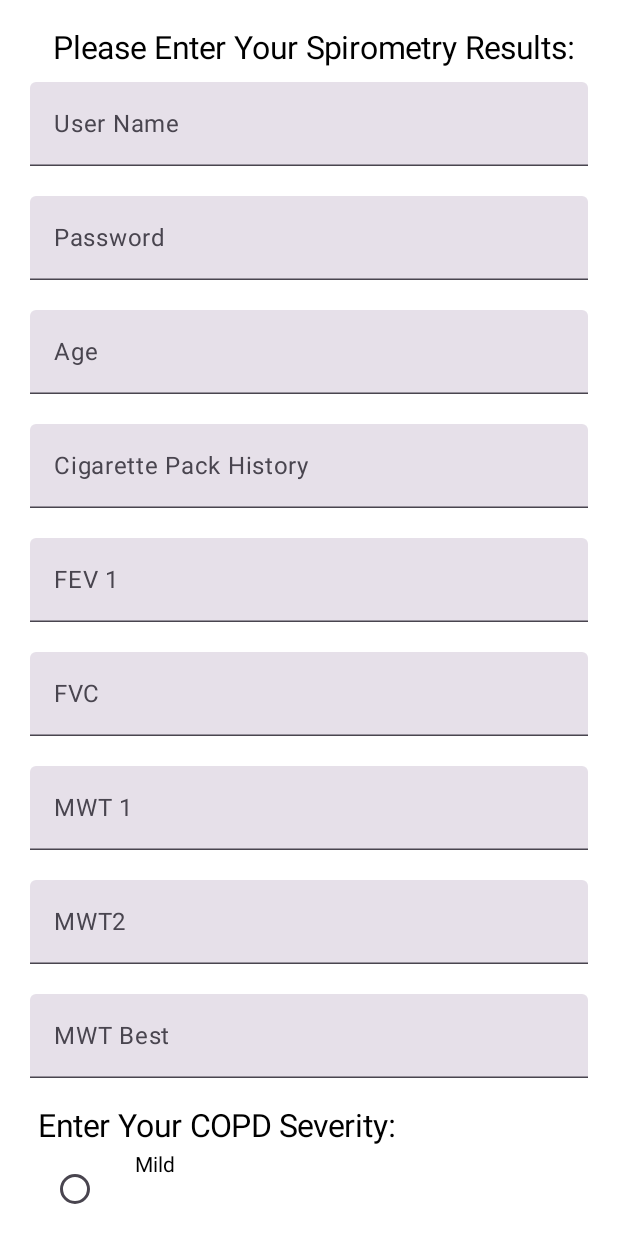
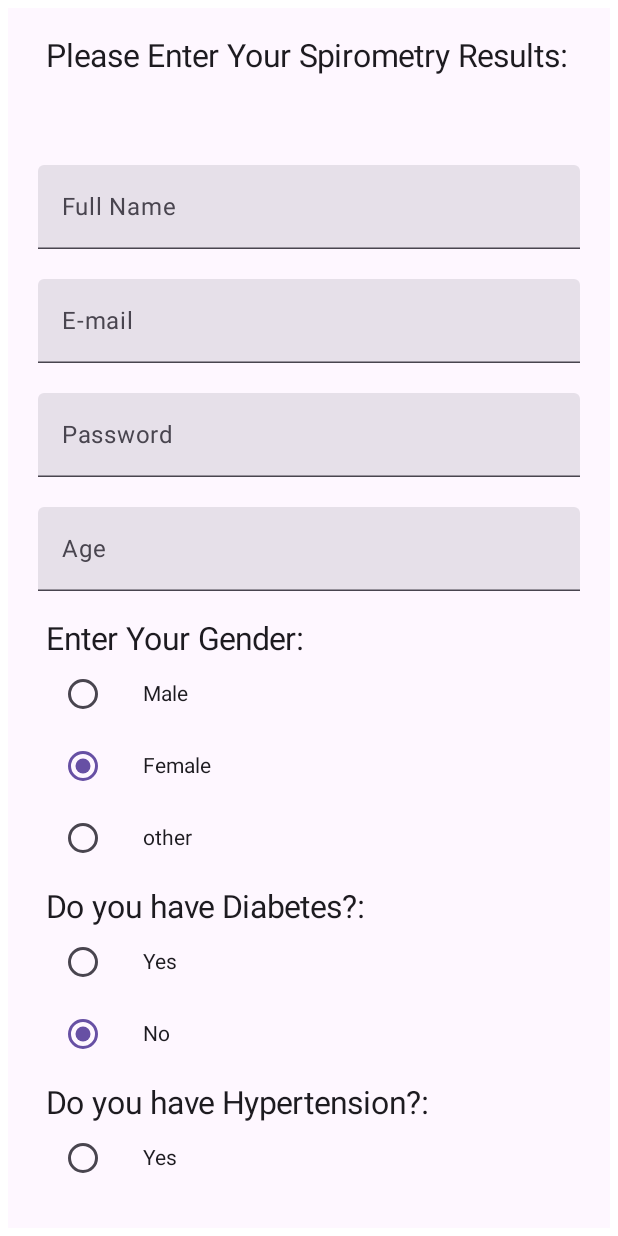
Before and after one commit to ParthJain18/Asthma-COPD-Welfare, an Android app built with Jetpack Compose: the @Preview function Preview, on a phone screen of 412 x 824 dp. Run offline under Robolectric (Android 15) with nearby library versions, the phone set to English and light mode, and no system bars; libraries missing offline, so code that uses them is left out: com.parse.

```diff
--- a/COPDAsthma/app/build.gradle
+++ b/COPDAsthma/app/build.gradle
@@ -67,4 +67,6 @@ dependencies {
     debugImplementation 'androidx.compose.ui:ui-tooling'
     debugImplementation 'androidx.compose.ui:ui-test-manifest'
     implementation "com.github.parse-community.Parse-SDK-Android:parse:4.2.0"
+    implementation 'org.mindrot:jbcrypt:0.4'
+
 }
--- a/COPDAsthma/app/src/main/AndroidManifest.xml
+++ b/COPDAsthma/app/src/main/AndroidManifest.xml
@@ -6,6 +6,7 @@
     <uses-permission android:name="android.permission.INTERNET"/>
 
     <application
+        android:name=".App"
         android:allowBackup="true"
         android:dataExtractionRules="@xml/data_extraction_rules"
         android:fullBackupContent="@xml/backup_rules"
--- a/COPDAsthma/app/src/main/java/com/example/copd_asthma/MainActivity.kt
+++ b/COPDAsthma/app/src/main/java/com/example/copd_asthma/MainActivity.kt
@@ -8,9 +8,11 @@ import androidx.compose.foundation.Image
 import androidx.compose.foundation.layout.Arrangement
 import androidx.compose.foundation.layout.Column
 import androidx.compose.foundation.layout.Row
+import androidx.compose.foundation.layout.Spacer
 import androidx.compose.foundation.layout.fillMaxSize
 import androidx.compose.foundation.layout.fillMaxWidth
 import androidx.compose.foundation.layout.height
+import androidx.compose.foundation.layout.heightIn
 import androidx.compose.foundation.layout.padding
 import androidx.compose.foundation.layout.width
 import androidx.compose.foundation.rememberScrollState
@@ -51,13 +53,6 @@ class MainActivity : ComponentActivity() {
     override fun onCreate(savedInstanceState: Bundle?) {
         super.onCreate(savedInstanceState)
 
-        Parse.initialize(
-            Parse.Configuration.Builder(this)
-                .applicationId(getString(R.string.back4app_app_id))
-                .clientKey(getString(R.string.back4app_client_key))
-                .server(getString(R.string.back4app_server_url))
-                .build());
-
         setContent {
             COPDAsthmaTheme {
                 // A surface container using the 'background' color from the theme
@@ -65,7 +60,7 @@ class MainActivity : ComponentActivity() {
                     modifier = Modifier.fillMaxSize(),
                     color = MaterialTheme.colorScheme.background
                 ) {
-                    MyApp()
+                    AppNavigator()
                 }
             }
         }
@@ -73,7 +68,7 @@ class MainActivity : ComponentActivity() {
 }
 
 @Composable
-fun MyApp() {
+fun AppNavigator() {
     val navController = rememberNavController()
 
     NavHost(navController, startDestination = "StartScreen") {
@@ -103,7 +98,8 @@ fun StartScreen(modifier: Modifier = Modifier, onLogIn: () -> Unit, onSignUp: ()
 
     Column(
 
-        modifier.padding(all = 10.dp)
+        modifier
+            .padding(all = 10.dp)
             .verticalScroll(rememberScrollState()),
         horizontalAlignment = Alignment.CenterHorizontally,
         verticalArrangement = Arrangement.Top,
@@ -149,7 +145,9 @@ fun StartScreen(modifier: Modifier = Modifier, onLogIn: () -> Unit, onSignUp: ()
 
         Button(
             onClick = onLogIn,
-            modifier.padding(top = 30.dp).width(200.dp),
+            modifier
+                .padding(top = 30.dp)
+                .width(200.dp),
             colors = ButtonDefaults.buttonColors(Color(80, 160, 96))
         ) {
             Text(text = "Log In",
@@ -176,7 +174,9 @@ fun StartScreen(modifier: Modifier = Modifier, onLogIn: () -> Unit, onSignUp: ()
 
         Button(
             onClick = onSignUp,
-            modifier.padding(top = 30.dp).width(200.dp),
+            modifier
+                .padding(top = 30.dp)
+                .width(200.dp),
             colors = ButtonDefaults.buttonColors(Color(80, 160, 96))
         ) {
             Text(text = "Sign up",
@@ -198,19 +198,28 @@ fun StartScreen(modifier: Modifier = Modifier, onLogIn: () -> Unit, onSignUp: ()
 fun SignUpScreen(modifier: Modifier = Modifier, onNavigate: () -> Unit) {
 
     var userName by remember { mutableStateOf("") }
+    var email by remember { mutableStateOf("") }
     var userPass by remember { mutableStateOf("") }
-    var age by remember { mutableStateOf("") }
+    var userAge by remember { mutableStateOf("") }
     var packHistory by remember { mutableStateOf("") }
     var fev1 by remember { mutableStateOf("") }
     var fvc by remember { mutableStateOf("") }
     var mwt1 by remember { mutableStateOf("") }
     var mwt2 by remember { mutableStateOf("") }
-    var mwtBest by remember { mutableStateOf("") }
+    var userGender by remember { mutableStateOf("") }
+    var userDiabetes by remember { mutableStateOf("") }
+    var userHypertension by remember { mutableStateOf("") }
 
+
+
+    Surface(
+        modifier = Modifier.padding(5.dp)
+    ) {
 
         Column(
 
-        modifier.padding(all = 10.dp)
+            modifier
+                .padding(all = 10.dp)
                 .verticalScroll(rememberScrollState()),
             horizontalAlignment = Alignment.CenterHorizontally,
             verticalArrangement = Arrangement.Top,
@@ -225,7 +234,10 @@ fun SignUpScreen(modifier: Modifier = Modifier, onNavigate: () -> Unit) {
                     .padding(start = 15.dp, end = 10.dp, top = 10.dp)
                     .fillMaxWidth(),
                 fontSize = 21.sp,
-            textAlign = TextAlign.Center
+                textAlign = TextAlign.Left
+            )
+            Spacer(
+                modifier.heightIn(50.dp)
             )
             TextField(
                 value = userName,
@@ -234,7 +246,16 @@ fun SignUpScreen(modifier: Modifier = Modifier, onNavigate: () -> Unit) {
                     .padding(all = 10.dp)
                     .fillMaxWidth(),
                 maxLines = 1,
-            label = {Text("User Name")}
+                label = {Text("Full Name")}
+            )
+            TextField(
+                value = email,
+                onValueChange = { email = it },
+                modifier
+                    .padding(all = 10.dp)
+                    .fillMaxWidth(),
+                maxLines = 1,
+                label = {Text("E-mail")}
             )
             TextField(
                 value = userPass,
@@ -246,16 +267,143 @@ fun SignUpScreen(modifier: Modifier = Modifier, onNavigate: () -> Unit) {
                 label = {Text("Password")}
             )
             TextField(
-            value = age,
-            onValueChange = { age = it },
+                value = userAge,
+                onValueChange = { userAge = it },
+
                 modifier
                     .padding(all = 10.dp)
                     .fillMaxWidth(),
                 keyboardOptions = KeyboardOptions.Default.copy(keyboardType = KeyboardType.Number),
-
                 maxLines = 1,
                 label = {Text("Age")}
             )
+            Text(
+                text = "Enter Your Gender:",
+                modifier
+                    .padding(start = 15.dp, end = 10.dp, top = 10.dp)
+                    .fillMaxWidth(),
+                fontSize = 21.sp,
+                textAlign = TextAlign.Left
+            )
+
+            val gender = listOf("Male","Female", "other")
+            val (selected, onOptionSelect) = remember { mutableStateOf(gender[1] ) }
+            Column {
+                gender.forEach { text ->
+                    Row(
+                        Modifier
+                            .fillMaxWidth()
+                            .selectable(
+                                selected = (text == selected),
+                                onClick = {
+                                    onOptionSelect(text)
+                                }
+                            )
+                            .padding(horizontal = 16.dp),
+                        verticalAlignment = Alignment.CenterVertically
+
+                    ) {
+                        RadioButton(
+                            selected = (text == selected),
+                            onClick = {
+                                onOptionSelect(text)
+                                userGender = text
+                            }
+                        )
+                        Text(
+                            text = text,
+
+                            modifier = Modifier.padding(start = 16.dp)
+                        )
+                    }
+                }
+            }
+            Text(
+                text = "Do you have Diabetes?:",
+                modifier
+                    .padding(start = 15.dp, end = 10.dp, top = 10.dp)
+                    .fillMaxWidth(),
+                fontSize = 21.sp,
+                textAlign = TextAlign.Left
+            )
+
+            val diabetes = listOf("Yes","No")
+            val (diabetesSelect, onDiabetesSelect) = remember { mutableStateOf(diabetes[1] ) }
+            Column {
+                diabetes.forEach { text ->
+                    Row(
+                        Modifier
+                            .fillMaxWidth()
+                            .selectable(
+                                selected = (text == diabetesSelect),
+                                onClick = {
+                                    onDiabetesSelect(text)
+                                }
+                            )
+                            .padding(horizontal = 16.dp),
+                        verticalAlignment = Alignment.CenterVertically
+
+                    ) {
+                        RadioButton(
+                            selected = (text == diabetesSelect),
+                            onClick = { onDiabetesSelect(text)
+                                userDiabetes = text
+
+                            }
+                        )
+                        Text(
+                            text = text,
+
+                            modifier = Modifier.padding(start = 16.dp)
+                        )
+                    }
+                }
+            }
+            Text(
+                text = "Do you have Hypertension?:",
+                modifier
+                    .padding(start = 15.dp, end = 10.dp, top = 10.dp)
+                    .fillMaxWidth(),
+                fontSize = 21.sp,
+                textAlign = TextAlign.Left
+            )
+
+            val hypertention = listOf("Yes","No")
+            val (hyperSelect, onHyperSelect) = remember { mutableStateOf(hypertention[1] ) }
+            Column {
+                hypertention.forEach { text ->
+                    Row(
+                        Modifier
+                            .fillMaxWidth()
+                            .selectable(
+                                selected = (text == hyperSelect),
+                                onClick = {
+                                    onHyperSelect(text)
+                                }
+                            )
+                            .padding(horizontal = 16.dp),
+                        verticalAlignment = Alignment.CenterVertically
+
+
+                    ) {
+                        RadioButton(
+                            selected = (text == hyperSelect),
+                            onClick = {
+                                onHyperSelect(text)
+                                userHypertension = text
+
+                            }
+                        )
+                        Text(
+                            text = text,
+
+                            modifier = Modifier.padding(start = 16.dp)
+                        )
+                    }
+                }
+            }
+
+
             TextField(
                 value = packHistory,
                 onValueChange = { packHistory = it },
@@ -310,173 +458,31 @@ fun SignUpScreen(modifier: Modifier = Modifier, onNavigate: () -> Unit) {
                 keyboardOptions = KeyboardOptions.Default.copy(keyboardType = KeyboardType.Number),
 
                 maxLines = 1,
-            label = {Text("MWT2")}
-        )
-        TextField(
-            value = mwtBest,
-            onValueChange = { mwtBest = it },
-            modifier
-                .padding(all = 10.dp)
-                .fillMaxWidth(),
-            keyboardOptions = KeyboardOptions.Default.copy(keyboardType = KeyboardType.Number),
-
-            maxLines = 1,
-            label = {Text("MWT Best")}
-
-
-        )
-        Text(
-            text = "Enter Your COPD Severity:",
-            modifier
-                .padding(start = 15.dp, end = 10.dp, top = 10.dp)
-                .fillMaxWidth(),
-            fontSize = 21.sp,
-            textAlign = TextAlign.Left
-        )
-        val radioOptions = listOf("Mild", "Moderate", "Severe","Very Severe")
-        val (selectedOption, onOptionSelected) = remember { mutableStateOf(radioOptions[1] ) }
-        Column {
-            radioOptions.forEach { text ->
-                Row(
-                    Modifier
-                        .fillMaxWidth()
-                        .selectable(
-                            selected = (text == selectedOption),
-                            onClick = {
-                                onOptionSelected(text)
-                            }
-                        )
-                        .padding(horizontal = 16.dp)
-                        .padding(vertical = 5.dp)
-                ) {
-                    RadioButton(
-                        selected = (text == selectedOption),
-                        onClick = { onOptionSelected(text) }
-                    )
-                    Text(
-                        text = text,
-                        modifier = Modifier.padding(start = 16.dp)
-                    )
-                }
-            }
-        }
-
-        Text(
-            text = "Enter Your Gender:",
-            modifier
-                .padding(start = 15.dp, end = 10.dp, top = 10.dp)
-                .fillMaxWidth(),
-            fontSize = 21.sp,
-            textAlign = TextAlign.Left
+                label = {Text("MWT 2")}
             )
 
-        val gender = listOf("Male","Female", "other")
-        val (selected, onOptionSelect) = remember { mutableStateOf(gender[1] ) }
-        Column {
-            gender.forEach { text ->
-                Row(
-                    Modifier
-                        .fillMaxWidth()
-                        .selectable(
-                            selected = (text == selected),
+            Button(
                 onClick = {
-                                onOptionSelect(text)
-                            }
+                    val user = Users(
+                        userName,
+                        email,
+                        userPass ,
+                        age = userAge.toInt(),
+                        packHistory = packHistory.toInt(),
+                        fev1 = fev1.toInt(),
+                        fvc = fvc.toInt(),
+                        mwt1 = mwt1.toInt(),
+                        mwt2 = mwt2.toInt(),
+                        gender = userGender,
+                        diabetes = userDiabetes,
+                        hypertension = userHypertension
                         )
-                        .padding(horizontal = 16.dp)
-                ) {
-                    RadioButton(
-                        selected = (text == selected),
-                        onClick = { onOptionSelect(text) }
-                    )
-                    Text(
-                        text = text,
-
-                        modifier = Modifier.padding(start = 16.dp)
-                    )
-                }
-            }
-        }
-
-        Text(
-            text = "Do you have Diabetes?:",
+                    saveToDB(user)
+                    onNavigate()
+                          },
                 modifier
-                .padding(start = 15.dp, end = 10.dp, top = 10.dp)
-                .fillMaxWidth(),
-            fontSize = 21.sp,
-            textAlign = TextAlign.Left
-        )
-
-        val diabetes = listOf("Yes","No")
-        val (diabetesSelect, onDiabetesSelect) = remember { mutableStateOf(diabetes[1] ) }
-        Column {
-            diabetes.forEach { text ->
-                Row(
-                    Modifier
-                        .fillMaxWidth()
-                        .selectable(
-                            selected = (text == selected),
-                            onClick = {
-                                onDiabetesSelect(text)
-                            }
-                        )
-                        .padding(horizontal = 16.dp)
-                ) {
-                    RadioButton(
-                        selected = (text == selected),
-                        onClick = { onDiabetesSelect(text) }
-                    )
-                    Text(
-                        text = text,
-
-                        modifier = Modifier.padding(start = 16.dp)
-                    )
-                }
-            }
-        }
-        Text(
-            text = "Do you have Hypertension?:",
-            modifier
-                .padding(start = 15.dp, end = 10.dp, top = 10.dp)
-                .fillMaxWidth(),
-            fontSize = 21.sp,
-            textAlign = TextAlign.Left
-        )
-
-        val hypertention = listOf("Yes","No")
-        val (hyperSelect, onHyperSelect) = remember { mutableStateOf(hypertention[1] ) }
-        Column {
-            hypertention.forEach { text ->
-                Row(
-                    Modifier
-                        .fillMaxWidth()
-                        .selectable(
-                            selected = (text == selected),
-                            onClick = {
-                                onHyperSelect(text)
-                            }
-                        )
-                        .padding(horizontal = 16.dp)
-                ) {
-                    RadioButton(
-                        selected = (text == selected),
-                        onClick = { onHyperSelect(text) }
-                    )
-                    Text(
-                        text = text,
-
-                        modifier = Modifier.padding(start = 16.dp)
-                    )
-                }
-            }
-        }
-
-
-
-
-        Button(
-            onClick = onNavigate,
-            modifier.padding(top = 30.dp).width(200.dp),
+                    .padding(top = 30.dp)
+                    .width(200.dp),
                 colors = ButtonDefaults.buttonColors(Color(80, 160, 96))
             ) {
                 Text(text = "Sign up",
@@ -487,6 +493,7 @@ fun SignUpScreen(modifier: Modifier = Modifier, onNavigate: () -> Unit) {
 
 
         }
+    }
 
 }
 
@@ -494,6 +501,11 @@ fun SignUpScreen(modifier: Modifier = Modifier, onNavigate: () -> Unit) {
 fun HomeScreen() {
     Text ("In Progress")
 }
+
+
+
+
+
 @Preview(showBackground = true)
 @Composable
 fun Preview() {
```
Also changed, not shown: COPDAsthma/app/src/main/java/com/example/copd_asthma/App.kt (added, +18 -0 lines), COPDAsthma/app/src/main/java/com/example/copd_asthma/Users.kt (added, +70 -0 lines). Lines whose indentation alone changed are shown as unchanged.
